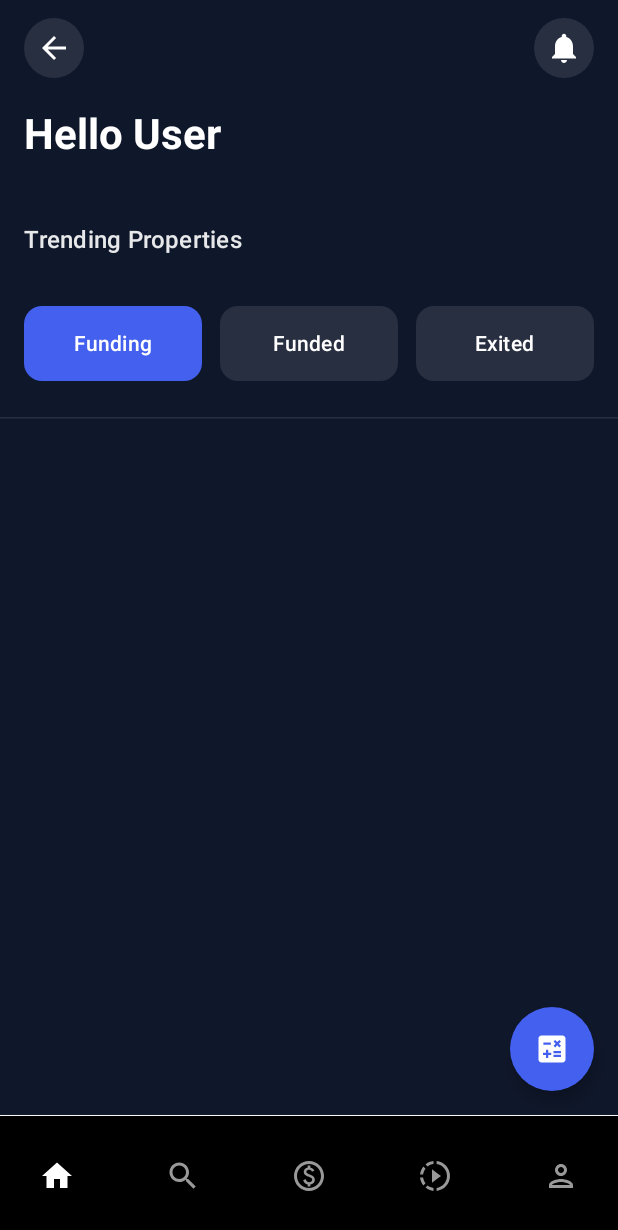
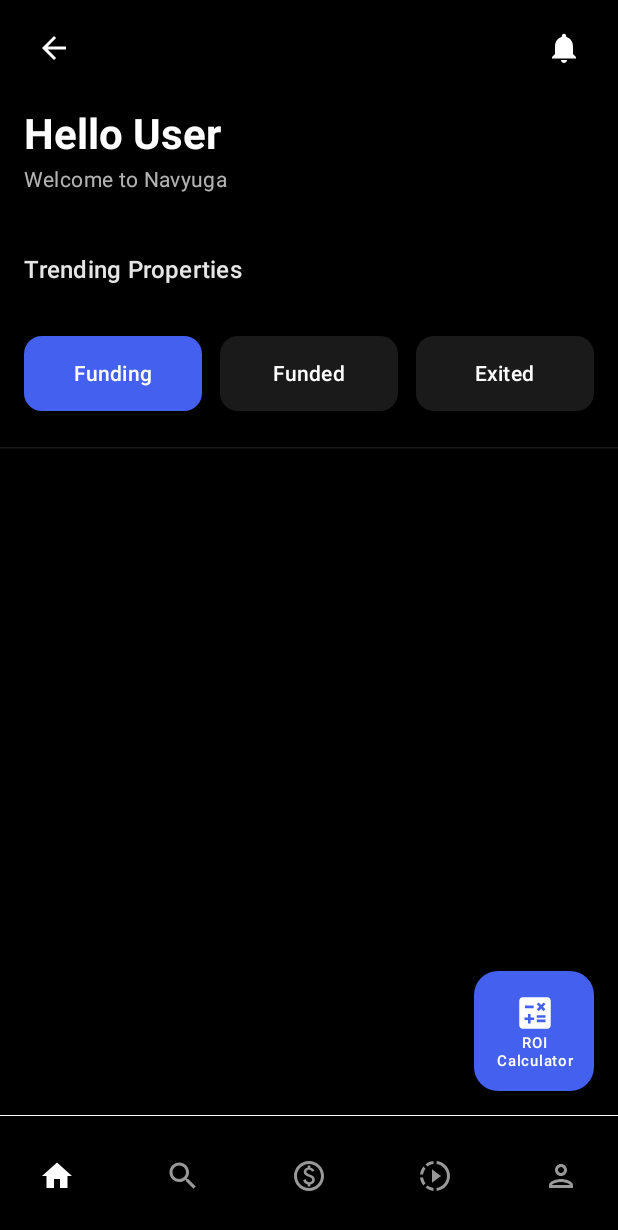
Before and after one commit to RITESHKUMAR7488/Nav_yuga, an Android app built with Jetpack Compose: the ArthYugaDashboard screen opened through its navigation route, on a phone screen of 412 x 824 dp. Shown: the top 1230 px of the screen. Run offline under Robolectric (Android 15) with nearby library versions, the phone set to English and light mode, and no system bars; our stand-ins replace Dagger/Hilt's generated code, Firebase (no records; nobody signed in at launch, a user with empty details on screens opened directly); pictures from the network do not load.

Commit message:
changed the back ground to black ,remove shadow from back and notification button and change the orientations of calculate roi button and change in the basic details

```diff
--- a/app/src/main/java/com/example/navyuga/feature/arthyuga/presentation/home/HomeScreen.kt
+++ b/app/src/main/java/com/example/navyuga/feature/arthyuga/presentation/home/HomeScreen.kt
@@ -29,8 +29,10 @@ import androidx.compose.ui.graphics.Brush
 import androidx.compose.ui.graphics.Color
 import androidx.compose.ui.layout.ContentScale
 import androidx.compose.ui.text.font.FontWeight
+import androidx.compose.ui.text.style.TextAlign
 import androidx.compose.ui.text.style.TextOverflow
 import androidx.compose.ui.unit.dp
+import androidx.compose.ui.unit.sp
 import androidx.hilt.navigation.compose.hiltViewModel
 import androidx.lifecycle.compose.collectAsStateWithLifecycle
 import coil.compose.AsyncImage
@@ -52,7 +54,7 @@ fun HomeScreen(
     val uiState by viewModel.uiState.collectAsStateWithLifecycle()
 
     Scaffold(
-        containerColor = DeepDarkBlue,
+        containerColor = Color.Black,
         topBar = {
             HomeTopBar(
                 onBackClick = onNavigateBack,
@@ -64,9 +66,21 @@ fun HomeScreen(
                 onClick = onRoiClick,
                 containerColor = FabColor,
                 contentColor = Color.White,
-                shape = CircleShape
+                // 1. Changed shape to Rounded Rect
+                shape = RoundedCornerShape(16.dp),
+                modifier = Modifier.size(80.dp)
             ) {
-                Icon(Icons.Default.Calculate, "Calculate ROI")
+                Column(
+                    horizontalAlignment = Alignment.CenterHorizontally,
+                    verticalArrangement = Arrangement.Center
+                ) {
+                    Icon(Icons.Default.Calculate, "Calculate ROI", modifier = Modifier.size(28.dp))
+                    Text(
+                        "ROI\nCalculator",
+                        style = MaterialTheme.typography.labelSmall.copy(fontSize = 10.sp, lineHeight = 12.sp),
+                        textAlign = TextAlign.Center
+                    )
+                }
             }
         }
     ) { paddingValues ->
@@ -79,13 +93,20 @@ fun HomeScreen(
                 modifier = Modifier.fillMaxSize().padding(paddingValues),
                 verticalArrangement = Arrangement.spacedBy(24.dp)
             ) {
-                // Greeting
+                // Greeting & Welcome Message
                 item {
-                    Text(
-                        text = "Hello ${uiState.userName}",
-                        style = MaterialTheme.typography.headlineMedium.copy(fontWeight = FontWeight.Bold, color = Color.White),
-                        modifier = Modifier.padding(horizontal = 16.dp, vertical = 8.dp)
-                    )
+                    Column(modifier = Modifier.padding(horizontal = 16.dp, vertical = 8.dp)) {
+                        Text(
+                            text = "Hello ${uiState.userName}",
+                            style = MaterialTheme.typography.headlineMedium.copy(fontWeight = FontWeight.Bold, color = Color.White)
+                        )
+                        // 3. Added Welcome Text
+                        Text(
+                            text = "Welcome to Navyuga",
+                            style = MaterialTheme.typography.bodyMedium.copy(color = Color.White.copy(alpha = 0.7f)),
+                            modifier = Modifier.padding(top = 4.dp)
+                        )
+                    }
                 }
 
                 // Stories
@@ -110,30 +131,30 @@ fun HomeScreen(
                     }
                 }
 
-                // --- UPDATED: Filter Buttons ---
+                // Filter Buttons
                 item {
                     Row(
                         modifier = Modifier
                             .fillMaxWidth()
                             .padding(horizontal = 16.dp),
-                        horizontalArrangement = Arrangement.spacedBy(12.dp) // Space between buttons
+                        horizontalArrangement = Arrangement.spacedBy(12.dp)
                     ) {
                         FilterButton(
                             text = "Funding",
                             isSelected = uiState.selectedFilter == "Funding",
-                            modifier = Modifier.weight(1f), // Equal width
+                            modifier = Modifier.weight(1f),
                             onClick = { viewModel.updateFilter("Funding") }
                         )
                         FilterButton(
                             text = "Funded",
                             isSelected = uiState.selectedFilter == "Funded",
-                            modifier = Modifier.weight(1f), // Equal width
+                            modifier = Modifier.weight(1f),
                             onClick = { viewModel.updateFilter("Funded") }
                         )
                         FilterButton(
                             text = "Exited",
                             isSelected = uiState.selectedFilter == "Exited",
-                            modifier = Modifier.weight(1f), // Equal width
+                            modifier = Modifier.weight(1f),
                             onClick = { viewModel.updateFilter("Exited") }
                         )
                     }
@@ -171,10 +192,8 @@ fun FilterButton(
             containerColor = if (isSelected) FabColor else Color.White.copy(0.1f),
             contentColor = Color.White
         ),
-        // ⚡ UPDATED: Rectangular with rounded corners
         shape = RoundedCornerShape(12.dp),
-        contentPadding = PaddingValues(0.dp), // Reduce padding to prevent text truncation on small screens
-        // ⚡ UPDATED: "Little big" (taller height)
+        contentPadding = PaddingValues(0.dp),
         modifier = modifier.height(50.dp)
     ) {
         Text(
@@ -196,11 +215,10 @@ fun HomeTopBar(
         horizontalArrangement = Arrangement.SpaceBetween,
         verticalAlignment = Alignment.CenterVertically
     ) {
+        // 2. Removed background shadow/circle
         IconButton(
             onClick = onBackClick,
-            modifier = Modifier
-                .background(Color.White.copy(alpha = 0.1f), CircleShape)
-                .size(40.dp)
+            modifier = Modifier.size(40.dp)
         ) {
             Icon(
                 imageVector = Icons.AutoMirrored.Filled.ArrowBack,
@@ -209,11 +227,10 @@ fun HomeTopBar(
             )
         }
 
+        // 2. Removed background shadow/circle
         IconButton(
             onClick = onNotificationClick,
-            modifier = Modifier
-                .background(Color.White.copy(alpha = 0.1f), CircleShape)
-                .size(40.dp)
+            modifier = Modifier.size(40.dp)
         ) {
             Icon(
                 imageVector = Icons.Default.Notifications,
@@ -269,7 +286,7 @@ fun StoryCircle(
             maxLines = 1,
             overflow = TextOverflow.Ellipsis,
             modifier = Modifier.width(70.dp),
-            textAlign = androidx.compose.ui.text.style.TextAlign.Center
+            textAlign = TextAlign.Center
         )
     }
 }
@@ -318,11 +335,20 @@ fun InstagramStylePropertyCard(
                 )
             }
 
-            Row(Modifier.fillMaxWidth().padding(top = 12.dp, bottom = 4.dp, start = 16.dp, end = 16.dp), horizontalArrangement = Arrangement.SpaceBetween) {
+            Row(
+                Modifier
+                    .fillMaxWidth()
+                    .padding(top = 16.dp, bottom = 12.dp, start = 16.dp, end = 16.dp),
+                horizontalArrangement = Arrangement.SpaceBetween,
+                verticalAlignment = Alignment.CenterVertically
+            ) {
                 PropertyStat("Price", "₹${property.minInvest}")
+                Box(Modifier.width(1.dp).height(32.dp).background(Color.Gray.copy(0.2f)))
 
                 val displayRent = if (property.rentReturn.isEmpty()) "₹15k" else property.rentReturn
                 PropertyStat("Rent", displayRent)
+
+                Box(Modifier.width(1.dp).height(32.dp).background(Color.Gray.copy(0.2f)))
 
                 PropertyStat("ROI", "${property.roi}%", true)
             }
@@ -347,7 +373,15 @@ fun InstagramStylePropertyCard(
 @Composable
 fun PropertyStat(label: String, value: String, isHighlight: Boolean = false) {
     Column(horizontalAlignment = Alignment.CenterHorizontally) {
-        Text(label, style = MaterialTheme.typography.labelSmall, color = MaterialTheme.colorScheme.onSurfaceVariant)
-        Text(value, style = MaterialTheme.typography.bodyMedium.copy(fontWeight = FontWeight.Bold), color = if (isHighlight) Color(0xFF4ADE80) else MaterialTheme.colorScheme.onSurface)
+        Text(
+            text = value,
+            style = MaterialTheme.typography.titleMedium.copy(fontWeight = FontWeight.Bold),
+            color = Color.White
+        )
+        Text(
+            text = label,
+            style = MaterialTheme.typography.labelSmall,
+            color = MaterialTheme.colorScheme.onSurfaceVariant
+        )
     }
 }
```
